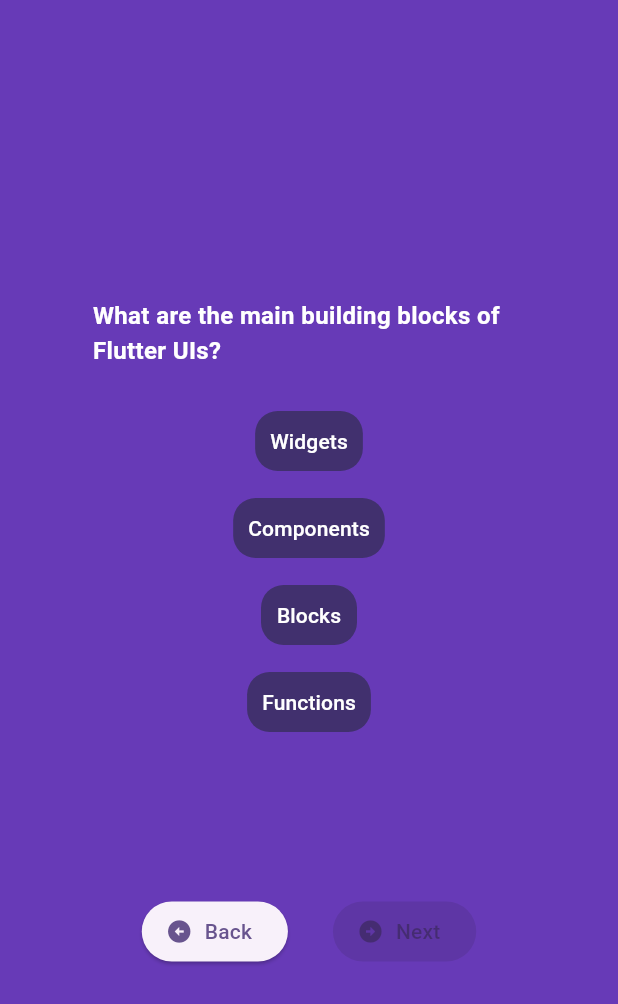
After one commit to gayashan4lk/flutter_quiz_app, a Flutter app: the Quiz screen opened by its route, on a phone screen of 412 x 824 dp. The commit adds this screen. Shown: the top 1004 px of the screen. Run offline on Flutter 3.47's test engine with Material 2 defaults, Android fonts, the phone set to English and light mode, and no system bars.

Commit message:
display a question

```diff
--- /dev/null
+++ b/lib/data/questions_data.dart
@@ -0,0 +1,59 @@
+import 'package:flutter_quiz_app/models/quiz_answer.dart';
+import 'package:flutter_quiz_app/models/quiz_question.dart';
+
+const questions = [
+  QuizQuestion(
+    "What are the main building blocks of Flutter UIs?",
+    <QuizAnswer>[
+      QuizAnswer("Widgets", true),
+      QuizAnswer("Components", true),
+      QuizAnswer("Blocks", true),
+      QuizAnswer("Functions", true),
+    ],
+  ),
+  QuizQuestion(
+    "How are Flutter UIs built?",
+    <QuizAnswer>[
+      QuizAnswer("By combining widgets in code", true),
+      QuizAnswer("By combining widgets in a visual editor", true),
+      QuizAnswer("By defining widgets in config files", true),
+      QuizAnswer("By using XCode for iOS and Android Studio for Android", true),
+    ],
+  ),
+  QuizQuestion(
+    "What\'s the purpose of a StatefulWidget?",
+    <QuizAnswer>[
+      QuizAnswer("Update UI as data changes", true),
+      QuizAnswer("Update data as UI changes", true),
+      QuizAnswer("Ignore data changes", true),
+      QuizAnswer("Render UI that does not depend on data", true),
+    ],
+  ),
+  QuizQuestion(
+    "Which widget should you try to use more often: StatelessWidget or StatefulWidget?",
+    <QuizAnswer>[
+      QuizAnswer("StatelessWidget", true),
+      QuizAnswer("StatefulWidget", true),
+      QuizAnswer("Both are equally good", true),
+      QuizAnswer("None of the above", true),
+    ],
+  ),
+  QuizQuestion(
+    "What happens if you change data in a StatelessWidget?",
+    <QuizAnswer>[
+      QuizAnswer("The UI is not updated", true),
+      QuizAnswer("The UI is updated", true),
+      QuizAnswer("The closest StatefulWidget is updated", true),
+      QuizAnswer("Any nested StatefulWidgets are updated", true),
+    ],
+  ),
+  QuizQuestion(
+    "How should you update data inside of StatefulWidgets?",
+    <QuizAnswer>[
+      QuizAnswer("By calling setState()", true),
+      QuizAnswer("By calling updateData()", true),
+      QuizAnswer("By calling updateUI()", true),
+      QuizAnswer("By calling updateState()", true),
+    ],
+  ),
+];
--- a/lib/home.dart
+++ b/lib/home.dart
@@ -30,9 +30,9 @@ class Home extends StatelessWidget {
               ),
               ElevatedButton.icon(
                 onPressed: () {
-                  Navigator.pushNamed(context, "/shop");
+                  Navigator.pushNamed(context, "/quiz");
                 },
-                icon: const Icon(Icons.arrow_right_alt),
+                icon: const Icon(Icons.arrow_circle_right_rounded),
                 label: const Text("Start Quiz"),
               ),
             ],
--- a/lib/main.dart
+++ b/lib/main.dart
@@ -1,6 +1,8 @@
 import 'package:flutter/material.dart';
+import 'package:flutter_quiz_app/global_layout.dart';
 
 import 'home.dart';
+import 'quiz.dart';
 import 'shop.dart';
 import 'about.dart';
 import 'contact.dart';
@@ -22,6 +24,7 @@ class QuizApp extends StatelessWidget {
       ),
       home: const Home(),
       routes: {
+        '/quiz': (context) => Quiz(),
         '/shop': (context) => const Shop(),
         '/about': (context) => const About(),
         '/contact': (context) => const Contact(),
--- /dev/null
+++ b/lib/models/quiz_answer.dart
@@ -0,0 +1,6 @@
+class QuizAnswer {
+  const QuizAnswer(this.answer, this.isCorrect);
+
+  final String answer;
+  final bool isCorrect;
+}
--- /dev/null
+++ b/lib/models/quiz_question.dart
@@ -0,0 +1,8 @@
+import 'quiz_answer.dart';
+
+class QuizQuestion {
+  const QuizQuestion(this.question, this.answers);
+
+  final String question;
+  final List<QuizAnswer> answers;
+}
--- /dev/null
+++ b/lib/quiz.dart
@@ -0,0 +1,49 @@
+import 'package:flutter/material.dart';
+import 'package:flutter_quiz_app/data/questions_data.dart';
+
+import 'widgets/answer_button.dart';
+import 'widgets/question_text.dart';
+
+class Quiz extends StatelessWidget {
+  const Quiz({super.key});
+
+  @override
+  Widget build(BuildContext context) {
+    return Scaffold(
+      body: Container(
+        decoration: const BoxDecoration(
+          color: Colors.deepPurple,
+        ),
+        child: SizedBox(
+          width: double.infinity,
+          child: Column(
+            mainAxisAlignment: MainAxisAlignment.center,
+            children: <Widget>[
+              QuestionText(questions[0].question),
+              ...questions[0].answers.map((answer) => AnswerButton(answer.answer)),
+              const SizedBox(height: 100),
+              Row(
+                mainAxisAlignment: MainAxisAlignment.center,
+                children: <Widget>[
+                  ElevatedButton.icon(
+                    onPressed: () {
+                      Navigator.pop(context);
+                    },
+                    icon: const Icon(Icons.arrow_circle_left_sharp),
+                    label: const Text("Back"),
+                  ),
+                  const SizedBox(width: 30),
+                  ElevatedButton.icon(
+                    onPressed: null,
+                    icon: const Icon(Icons.arrow_circle_right_sharp),
+                    label: const Text("Next"),
+                  ),
+                ],
+              )
+            ],
+          ),
+        ),
+      ),
+    );
+  }
+}
--- /dev/null
+++ b/lib/widgets/answer_button.dart
@@ -0,0 +1,32 @@
+import 'package:flutter/material.dart';
+
+class AnswerButton extends StatelessWidget {
+  const AnswerButton(this.text, {super.key});
+
+  final String text;
+
+  @override
+  Widget build(BuildContext context) {
+    return Container(
+      constraints: BoxConstraints(
+        maxWidth: MediaQuery.of(context).size.width * 0.8,
+      ),
+      alignment: Alignment.topCenter,
+      padding: const EdgeInsets.symmetric(vertical: 5, horizontal: 0),
+      child: FilledButton.tonal(
+        onPressed: () {
+          print("Pressed");
+        },
+        style: FilledButton.styleFrom(
+          padding: const EdgeInsets.symmetric(vertical: 5, horizontal: 10),
+          foregroundColor: Colors.white,
+          backgroundColor: const Color.fromARGB(255, 65, 48, 110),
+          shape: RoundedRectangleBorder(
+            borderRadius: BorderRadius.circular(15),
+          ),
+        ),
+        child: Text(text),
+      ),
+    );
+  }
+}
--- /dev/null
+++ b/lib/widgets/question_text.dart
@@ -0,0 +1,26 @@
+import 'package:flutter/material.dart';
+
+class QuestionText extends StatelessWidget {
+  const QuestionText(
+    this.text, {
+    super.key,
+  });
+
+  final String text;
+
+  @override
+  Widget build(BuildContext context) {
+    return Container(
+      width: MediaQuery.of(context).size.width * 0.7,
+      padding: const EdgeInsets.symmetric(horizontal: 0, vertical: 20),
+      child: Text(
+        text,
+        style: const TextStyle(
+          color: Colors.white,
+          fontSize: 16,
+          fontWeight: FontWeight.bold,
+        ),
+      ),
+    );
+  }
+}
```
Also changed, not shown: lib/global_layout.dart (added, +212 -0 lines).
